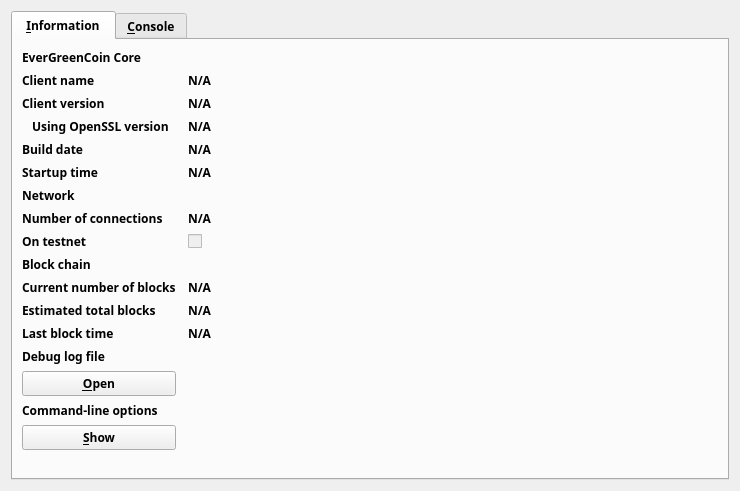
Before: the Qt Designer form src/qt/forms/rpcconsole.ui in EverGreenCoinDev/EverGreenCoin, drawn with Qt 5.
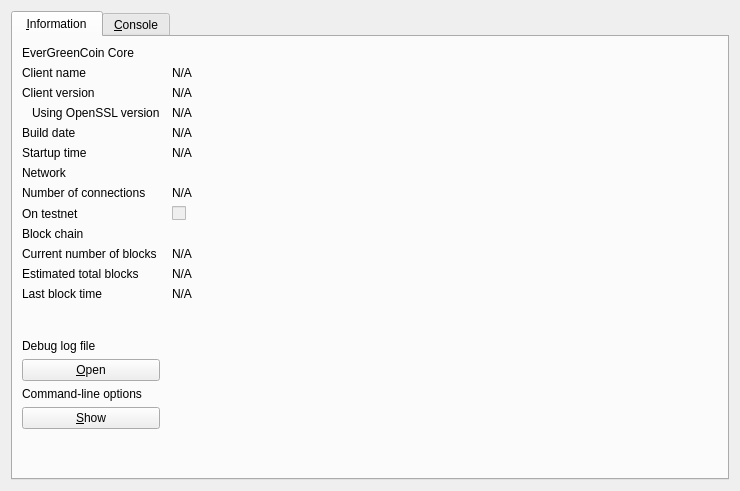
After: the same form once the commit is applied. Icons and pictures are not drawn.

Commit message: Remove typola

Patch:
```diff
--- a/src/qt/forms/rpcconsole.ui
+++ b/src/qt/forms/rpcconsole.ui
@@ -18,9 +18,8 @@
     <widget class="QTabWidget" name="tabWidget">
      <property name="font">
       <font>
-       <family>Typola</family>
-       <weight>75</weight>
-       <bold>true</bold>
+       <weight>50</weight>
+       <bold>false</bold>
        <stylestrategy>PreferAntialias</stylestrategy>
       </font>
      </property>
@@ -42,9 +41,8 @@
         <widget class="QLabel" name="label_9">
          <property name="font">
           <font>
-           <family>Typola</family>
-           <weight>75</weight>
-           <bold>true</bold>
+           <weight>50</weight>
+           <bold>false</bold>
            <stylestrategy>PreferAntialias</stylestrategy>
           </font>
          </property>
@@ -57,9 +55,8 @@
         <widget class="QLabel" name="label_5">
          <property name="font">
           <font>
-           <family>Typola</family>
-           <weight>75</weight>
-           <bold>true</bold>
+           <weight>50</weight>
+           <bold>false</bold>
            <stylestrategy>PreferAntialias</stylestrategy>
           </font>
          </property>
@@ -72,9 +69,8 @@
         <widget class="QLabel" name="clientName">
          <property name="font">
           <font>
-           <family>Typola</family>
-           <weight>75</weight>
-           <bold>true</bold>
+           <weight>50</weight>
+           <bold>false</bold>
            <stylestrategy>PreferAntialias</stylestrategy>
           </font>
          </property>
@@ -96,9 +92,8 @@
         <widget class="QLabel" name="label_6">
          <property name="font">
           <font>
-           <family>Typola</family>
-           <weight>75</weight>
-           <bold>true</bold>
+           <weight>50</weight>
+           <bold>false</bold>
            <stylestrategy>PreferAntialias</stylestrategy>
           </font>
          </property>
@@ -111,9 +106,8 @@
         <widget class="QLabel" name="clientVersion">
          <property name="font">
           <font>
-           <family>Typola</family>
-           <weight>75</weight>
-           <bold>true</bold>
+           <weight>50</weight>
+           <bold>false</bold>
            <stylestrategy>PreferAntialias</stylestrategy>
           </font>
          </property>
@@ -135,9 +129,8 @@
         <widget class="QLabel" name="label_14">
          <property name="font">
           <font>
-           <family>Typola</family>
-           <weight>75</weight>
-           <bold>true</bold>
+           <weight>50</weight>
+           <bold>false</bold>
            <stylestrategy>PreferAntialias</stylestrategy>
           </font>
          </property>
@@ -153,9 +146,8 @@
         <widget class="QLabel" name="openSSLVersion">
          <property name="font">
           <font>
-           <family>Typola</family>
-           <weight>75</weight>
-           <bold>true</bold>
+           <weight>50</weight>
+           <bold>false</bold>
            <stylestrategy>PreferAntialias</stylestrategy>
           </font>
          </property>
@@ -177,9 +169,8 @@
         <widget class="QLabel" name="label_12">
          <property name="font">
           <font>
-           <family>Typola</family>
-           <weight>75</weight>
-           <bold>true</bold>
+           <weight>50</weight>
+           <bold>false</bold>
            <stylestrategy>PreferAntialias</stylestrategy>
           </font>
          </property>
@@ -192,9 +183,8 @@
         <widget class="QLabel" name="buildDate">
          <property name="font">
           <font>
-           <family>Typola</family>
-           <weight>75</weight>
-           <bold>true</bold>
+           <weight>50</weight>
+           <bold>false</bold>
            <stylestrategy>PreferAntialias</stylestrategy>
           </font>
          </property>
@@ -216,9 +206,8 @@
         <widget class="QLabel" name="label_13">
          <property name="font">
           <font>
-           <family>Typola</family>
-           <weight>75</weight>
-           <bold>true</bold>
+           <weight>50</weight>
+           <bold>false</bold>
            <stylestrategy>PreferAntialias</stylestrategy>
           </font>
          </property>
@@ -231,9 +220,8 @@
         <widget class="QLabel" name="startupTime">
          <property name="font">
           <font>
-           <family>Typola</family>
-           <weight>75</weight>
-           <bold>true</bold>
+           <weight>50</weight>
+           <bold>false</bold>
            <stylestrategy>PreferAntialias</stylestrategy>
           </font>
          </property>
@@ -255,9 +243,8 @@
         <widget class="QLabel" name="label_11">
          <property name="font">
           <font>
-           <family>Typola</family>
-           <weight>75</weight>
-           <bold>true</bold>
+           <weight>50</weight>
+           <bold>false</bold>
            <stylestrategy>PreferAntialias</stylestrategy>
           </font>
          </property>
@@ -270,9 +257,8 @@
         <widget class="QLabel" name="label_7">
          <property name="font">
           <font>
-           <family>Typola</family>
-           <weight>75</weight>
-           <bold>true</bold>
+           <weight>50</weight>
+           <bold>false</bold>
            <stylestrategy>PreferAntialias</stylestrategy>
           </font>
          </property>
@@ -285,9 +271,8 @@
         <widget class="QLabel" name="numberOfConnections">
          <property name="font">
           <font>
-           <family>Typola</family>
-           <weight>75</weight>
-           <bold>true</bold>
+           <weight>50</weight>
+           <bold>false</bold>
            <stylestrategy>PreferAntialias</stylestrategy>
           </font>
          </property>
@@ -309,9 +294,8 @@
         <widget class="QLabel" name="label_8">
          <property name="font">
           <font>
-           <family>Typola</family>
-           <weight>75</weight>
-           <bold>true</bold>
+           <weight>50</weight>
+           <bold>false</bold>
            <stylestrategy>PreferAntialias</stylestrategy>
           </font>
          </property>
@@ -327,9 +311,8 @@
          </property>
          <property name="font">
           <font>
-           <family>Typola</family>
-           <weight>75</weight>
-           <bold>true</bold>
+           <weight>50</weight>
+           <bold>false</bold>
            <stylestrategy>PreferAntialias</stylestrategy>
           </font>
          </property>
@@ -342,9 +325,8 @@
         <widget class="QLabel" name="label_10">
          <property name="font">
           <font>
-           <family>Typola</family>
-           <weight>75</weight>
-           <bold>true</bold>
+           <weight>50</weight>
+           <bold>false</bold>
            <stylestrategy>PreferAntialias</stylestrategy>
           </font>
          </property>
@@ -357,9 +339,8 @@
         <widget class="QLabel" name="label_3">
          <property name="font">
           <font>
-           <family>Typola</family>
-           <weight>75</weight>
-           <bold>true</bold>
+           <weight>50</weight>
+           <bold>false</bold>
            <stylestrategy>PreferAntialias</stylestrategy>
           </font>
          </property>
@@ -372,9 +353,8 @@
         <widget class="QLabel" name="numberOfBlocks">
          <property name="font">
           <font>
-           <family>Typola</family>
-           <weight>75</weight>
-           <bold>true</bold>
+           <weight>50</weight>
+           <bold>false</bold>
            <stylestrategy>PreferAntialias</stylestrategy>
           </font>
          </property>
@@ -396,9 +376,8 @@
         <widget class="QLabel" name="label_4">
          <property name="font">
           <font>
-           <family>Typola</family>
-           <weight>75</weight>
-           <bold>true</bold>
+           <weight>50</weight>
+           <bold>false</bold>
            <stylestrategy>PreferAntialias</stylestrategy>
           </font>
          </property>
@@ -411,9 +390,8 @@
         <widget class="QLabel" name="totalBlocks">
          <property name="font">
           <font>
-           <family>Typola</family>
-           <weight>75</weight>
-           <bold>true</bold>
+           <weight>50</weight>
+           <bold>false</bold>
            <stylestrategy>PreferAntialias</stylestrategy>
           </font>
          </property>
@@ -435,9 +413,8 @@
         <widget class="QLabel" name="label_2">
          <property name="font">
           <font>
-           <family>Typola</family>
-           <weight>75</weight>
-           <bold>true</bold>
+           <weight>50</weight>
+           <bold>false</bold>
            <stylestrategy>PreferAntialias</stylestrategy>
           </font>
          </property>
@@ -450,9 +427,8 @@
         <widget class="QLabel" name="lastBlockTime">
          <property name="font">
           <font>
-           <family>Typola</family>
-           <weight>75</weight>
-           <bold>true</bold>
+           <weight>50</weight>
+           <bold>false</bold>
            <stylestrategy>PreferAntialias</stylestrategy>
           </font>
          </property>
@@ -487,9 +463,8 @@
         <widget class="QLabel" name="labelDebugLogfile">
          <property name="font">
           <font>
-           <family>Typola</family>
-           <weight>75</weight>
-           <bold>true</bold>
+           <weight>50</weight>
+           <bold>false</bold>
            <stylestrategy>PreferAntialias</stylestrategy>
           </font>
          </property>
@@ -502,9 +477,8 @@
         <widget class="QPushButton" name="openDebugLogfileButton">
          <property name="font">
           <font>
-           <family>Typola</family>
-           <weight>75</weight>
-           <bold>true</bold>
+           <weight>50</weight>
+           <bold>false</bold>
            <stylestrategy>PreferAntialias</stylestrategy>
           </font>
          </property>
@@ -523,9 +497,8 @@
         <widget class="QLabel" name="labelCLOptions">
          <property name="font">
           <font>
-           <family>Typola</family>
-           <weight>75</weight>
-           <bold>true</bold>
+           <weight>50</weight>
+           <bold>false</bold>
            <stylestrategy>PreferAntialias</stylestrategy>
           </font>
          </property>
@@ -538,9 +511,8 @@
         <widget class="QPushButton" name="showCLOptionsButton">
          <property name="font">
           <font>
-           <family>Typola</family>
-           <weight>75</weight>
-           <bold>true</bold>
+           <weight>50</weight>
+           <bold>false</bold>
            <stylestrategy>PreferAntialias</stylestrategy>
           </font>
          </property>
@@ -559,6 +531,8 @@
         <spacer name="verticalSpacer">
          <property name="font">
           <font>
+           <weight>50</weight>
+           <bold>false</bold>
            <stylestrategy>PreferAntialias</stylestrategy>
           </font>
          </property>
```
Left out of the diff: 2 changed lines with no effect on the pictures. The commit also changes 15 other files.
